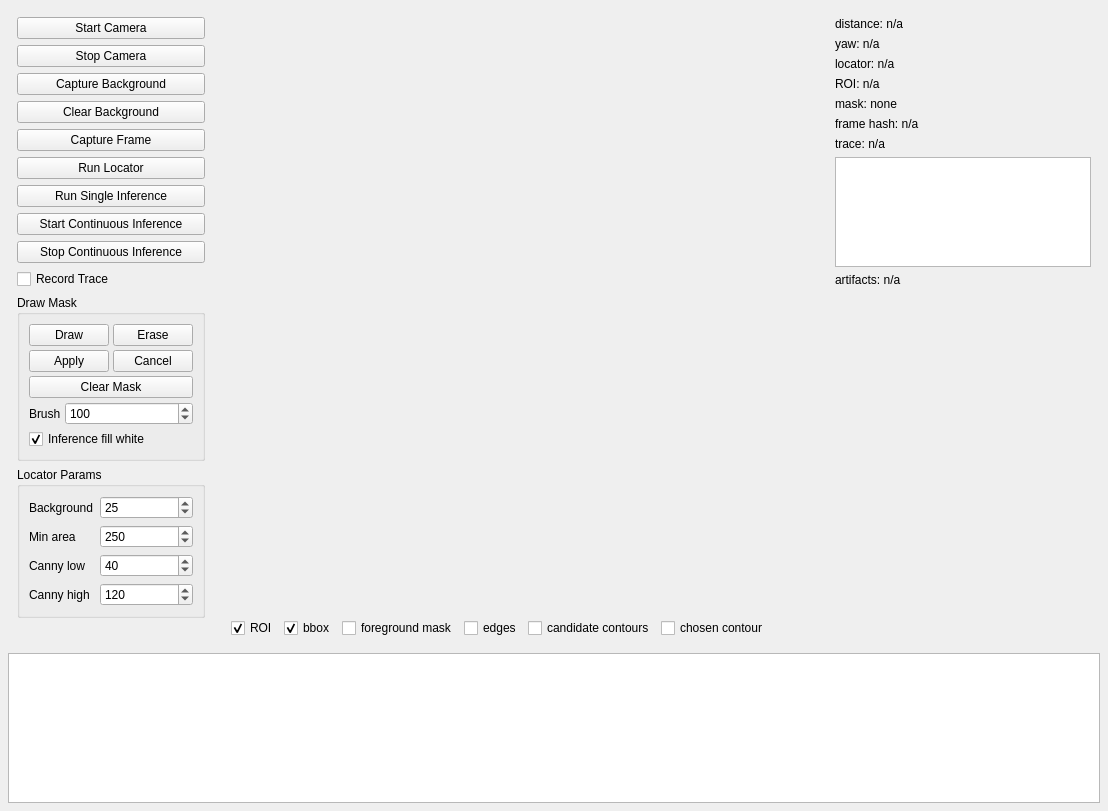
First picture: the form in 06_live-inference_v0.3/src/live_inference/gui/live_main_window.ui, repository MitchellQuinn/bounded-monocular-perception, before the edit.
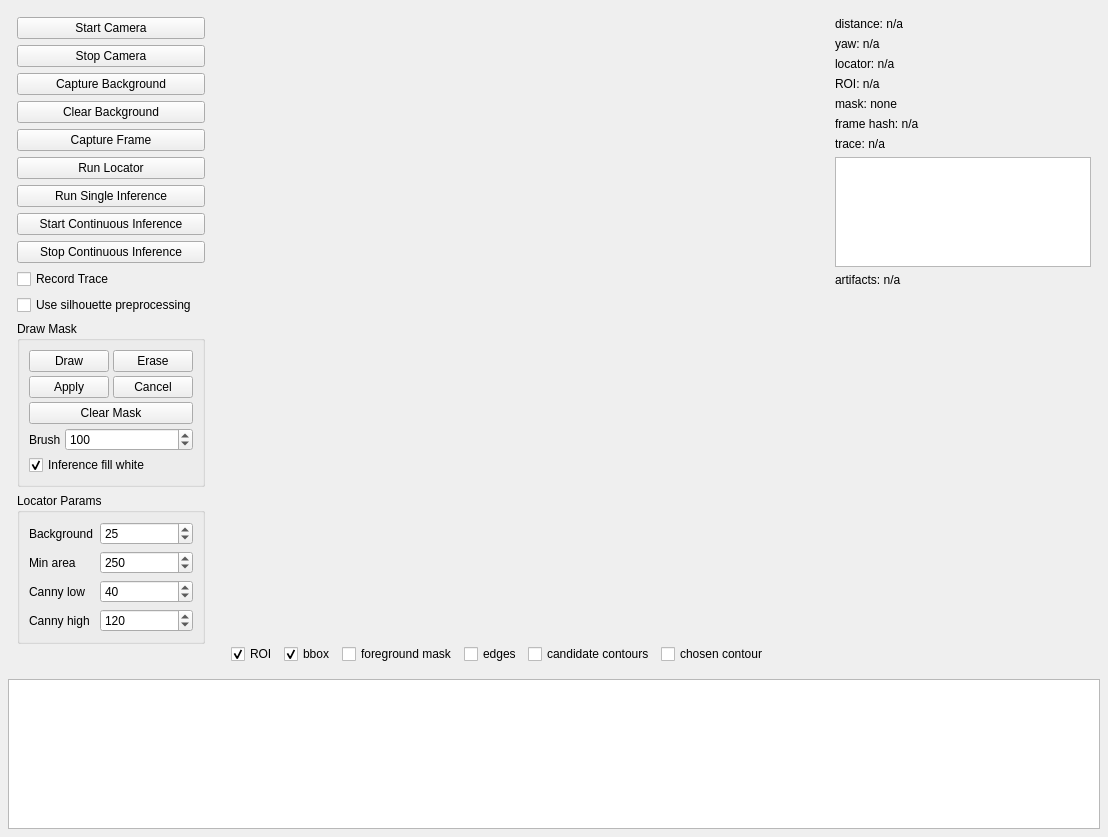
Second picture: the form after the edit. Custom widgets are drawn as their Qt base class.

Commit message: Add live inference silhouette removal

Patch:
```diff
--- a/06_live-inference_v0.3/src/live_inference/gui/live_main_window.ui
+++ b/06_live-inference_v0.3/src/live_inference/gui/live_main_window.ui
@@ -114,6 +114,13 @@
           </property>
          </widget>
         </item>
+        <item>
+         <widget class="QCheckBox" name="useSilhouettePreprocessingCheckBox">
+          <property name="text">
+           <string>Use silhouette preprocessing</string>
+          </property>
+         </widget>
+        </item>
         <item>
          <widget class="QGroupBox" name="drawMaskGroup">
           <property name="title">
```
The commit also changes 9 other files.
